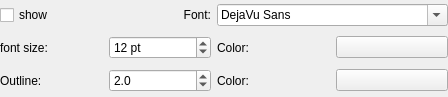
This is ui/labelStyleForm.ui in ggonnella/gfaviz as Qt 5 draws it before an edit. The edited form follows.
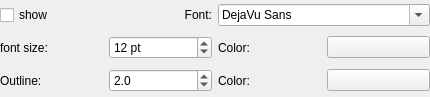
This is the edited form. Custom widgets are drawn as their Qt base class.

```diff
--- a/ui/labelStyleForm.ui
+++ b/ui/labelStyleForm.ui
@@ -6,13 +6,13 @@
    <rect>
     <x>0</x>
     <y>0</y>
-    <width>448</width>
+    <width>430</width>
     <height>97</height>
    </rect>
   </property>
   <property name="maximumSize">
    <size>
-    <width>448</width>
+    <width>16777215</width>
     <height>16777215</height>
    </size>
   </property>
@@ -42,6 +42,9 @@
    </item>
    <item row="0" column="2" colspan="2">
     <widget class="QFontComboBox" name="Font">
+     <property name="sizeAdjustPolicy">
+      <enum>QComboBox::AdjustToMinimumContentsLength</enum>
+     </property>
      <property name="currentFont">
       <font>
        <family>DejaVu Sans</family>
```
